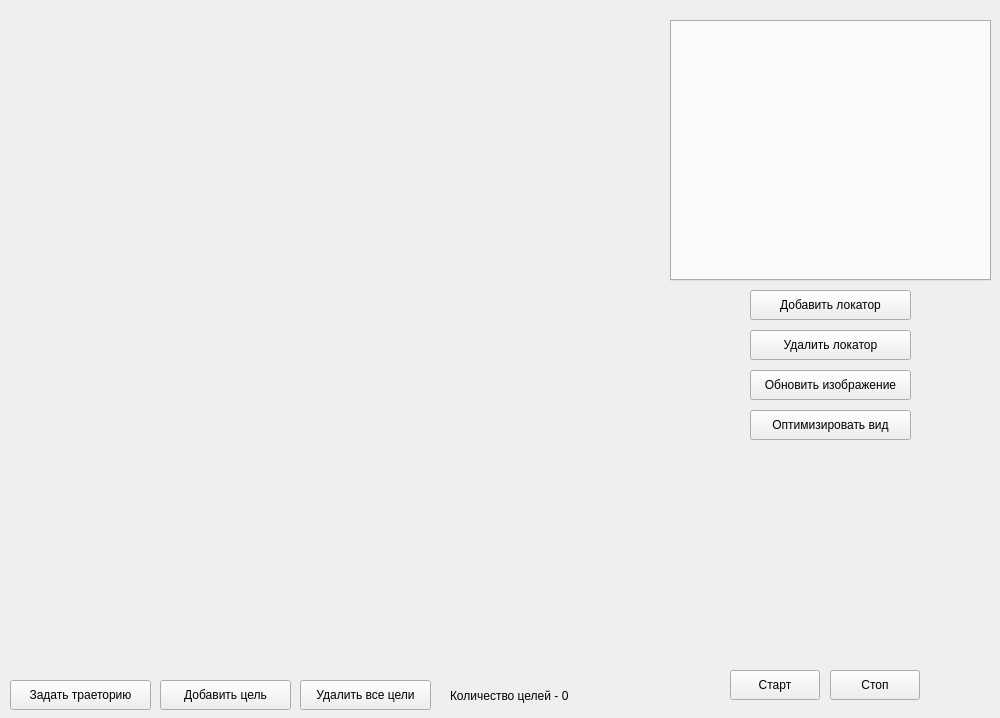
Old version of the form widget.ui in the repository MAPSWorks/superpos.
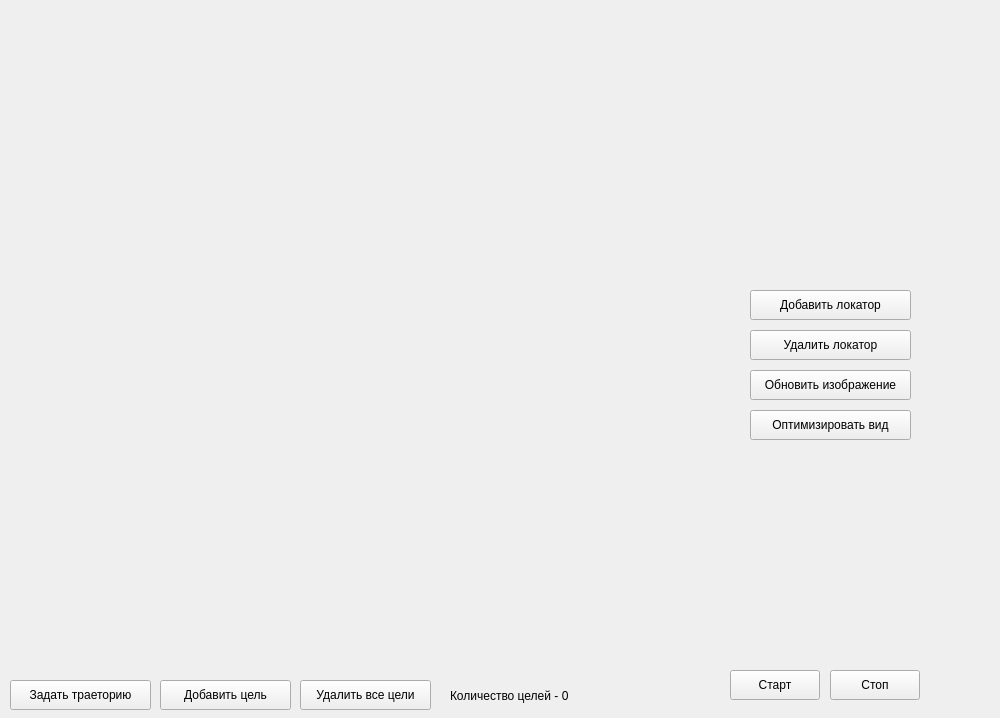
New version of the form.

The edit to the form file:
```diff
--- a/widget.ui
+++ b/widget.ui
@@ -58,19 +58,6 @@
     <string>Удалить локатор</string>
    </property>
   </widget>
-  <widget class="QTabWidget" name="tabWidget">
-   <property name="geometry">
-    <rect>
-     <x>670</x>
-     <y>20</y>
-     <width>321</width>
-     <height>261</height>
-    </rect>
-   </property>
-   <property name="currentIndex">
-    <number>-1</number>
-   </property>
-  </widget>
   <widget class="QPushButton" name="pbReset">
    <property name="geometry">
     <rect>
```
